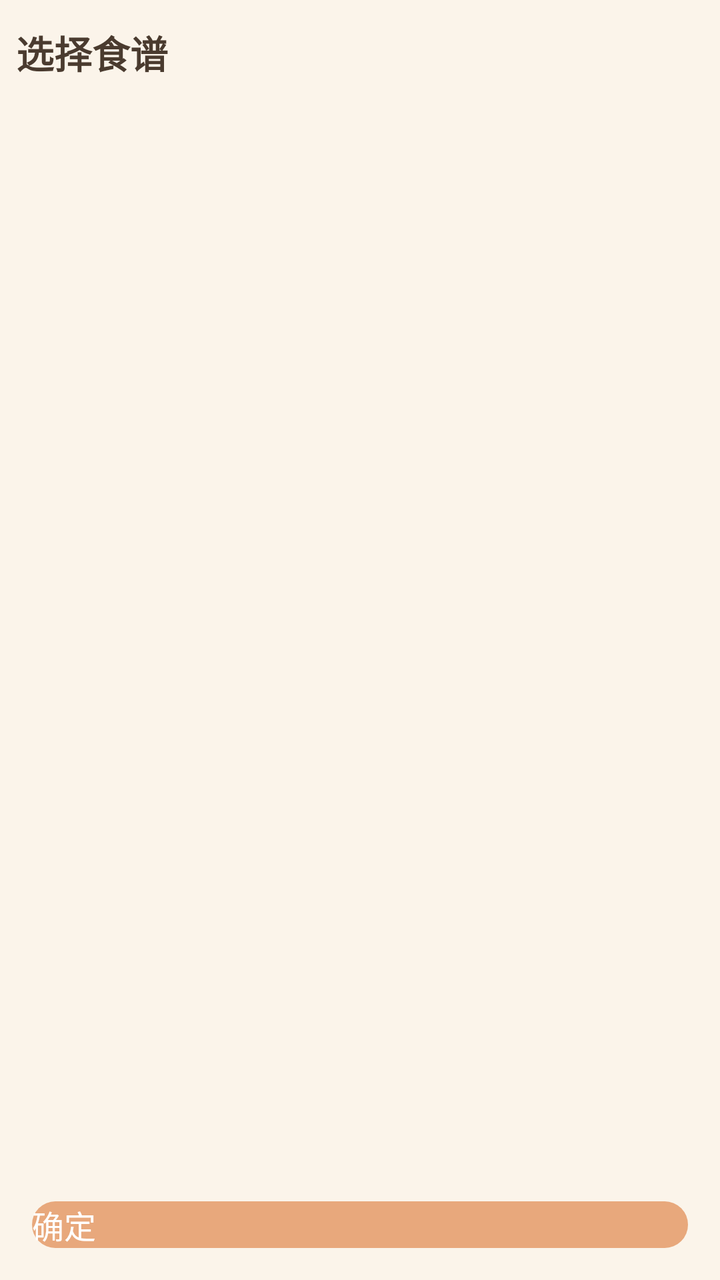
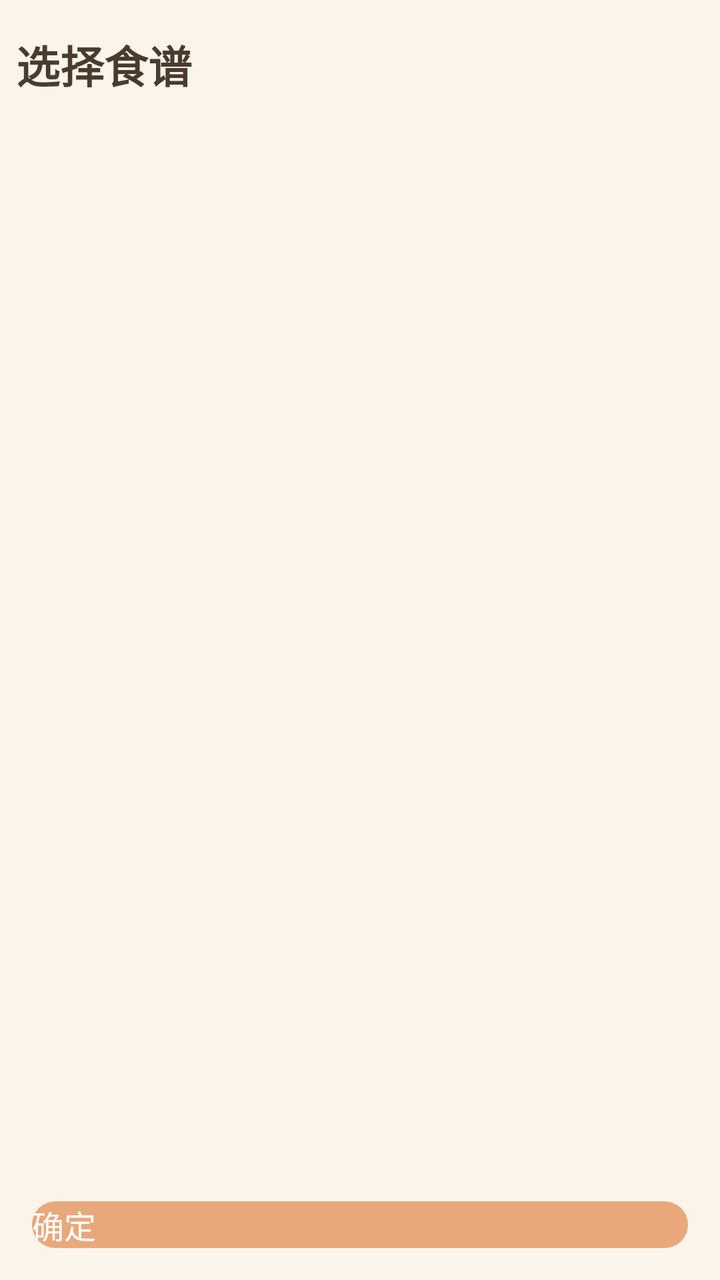

Before-and-after screenshots of an Android layout around one commit, followed by the original layout XML and the change that was made.
<!-- AndroidManifest.xml: application theme Theme.WarmRecipes -->
<!-- res/layout/fragment_plan.xml -->
<?xml version="1.0" encoding="utf-8"?>
<LinearLayout xmlns:android="http://schemas.android.com/apk/res/android"
    android:layout_width="match_parent"
    android:layout_height="match_parent"
    android:orientation="vertical">

    <LinearLayout
        android:layout_width="match_parent"
        android:layout_height="wrap_content"
        android:orientation="horizontal"
        android:gravity="center_vertical"
        android:paddingLeft="8dp"
        android:paddingRight="8dp"
        android:paddingTop="12dp"
        android:paddingBottom="8dp">

        <Button
            android:id="@+id/plan_back"
            android:layout_width="wrap_content"
            android:layout_height="wrap_content"
            android:minHeight="0dp"
            android:minWidth="0dp"
            android:paddingLeft="12dp"
            android:paddingRight="12dp"
            android:paddingTop="8dp"
            android:paddingBottom="8dp"
            android:background="?android:attr/selectableItemBackgroundBorderless"
            android:text="←"
            android:textSize="22sp"
            android:textColor="?android:attr/colorAccent"
            android:stateListAnimator="@null"
            android:visibility="gone" />

        <TextView
            android:id="@+id/plan_title"
            android:layout_width="0dp"
            android:layout_height="wrap_content"
            android:layout_weight="1"
            android:text="选择食谱"
            android:textSize="19sp"
            android:textStyle="bold"
            android:textColor="?android:attr/textColorPrimary" />

        <Button
            android:id="@+id/plan_modify"
            android:layout_width="wrap_content"
            android:layout_height="wrap_content"
            android:minHeight="0dp"
            android:minWidth="0dp"
            android:paddingLeft="14dp"
            android:paddingRight="14dp"
            android:paddingTop="8dp"
            android:paddingBottom="8dp"
            android:background="?android:attr/selectableItemBackgroundBorderless"
            android:text="修改"
            android:textAllCaps="false"
            android:textSize="14sp"
            android:textColor="?android:attr/colorAccent"
            android:stateListAnimator="@null"
            android:visibility="gone" />
    </LinearLayout>

    <FrameLayout
        android:id="@+id/plan_content"
        android:layout_width="match_parent"
        android:layout_height="0dp"
        android:layout_weight="1" />

    <Button
        android:id="@+id/plan_action"
        android:layout_width="match_parent"
        android:layout_height="wrap_content"
        android:layout_margin="16dp"
        android:background="@drawable/bg_button_primary"
        android:text="确定"
        android:textAllCaps="false"
        android:textSize="16sp"
        android:textColor="?attr/colorOnAccent"
        android:stateListAnimator="@null" />
</LinearLayout>
<!-- resources referenced by this layout -->
<resources>
  <!-- drawable bg_button_primary (drawable) -->
  <?xml version="1.0" encoding="utf-8"?>
  <shape xmlns:android="http://schemas.android.com/apk/res/android"
      android:shape="rectangle">
      <solid android:color="?android:attr/colorPrimary" />
      <corners android:radius="24dp" />
  </shape>
  <style name="Theme.WarmRecipes" parent="android:Theme.Material.Light.NoActionBar">
          <item name="android:windowBackground">#FBF4EA</item>
          <item name="android:colorPrimary">#E8A87C</item>
          <item name="android:colorPrimaryDark">#D28A5E</item>
          <item name="android:colorAccent">#E8A87C</item>
          <item name="android:statusBarColor">#FBF4EA</item>
          <item name="android:navigationBarColor">#FBF4EA</item>
          <item name="android:windowLightStatusBar">true</item>
          <item name="android:windowLightNavigationBar">true</item>
          <item name="android:textColorPrimary">#4A3B2F</item>
          <item name="android:textColorSecondary">#9C8B7C</item>
          <item name="android:colorBackground">#FBF4EA</item>
          <item name="colorSurface">#FFFFFF</item>
          <item name="colorSurfaceAlt">#F3E7D6</item>
          <item name="colorDivider">#EFE3D4</item>
          <item name="colorOnAccent">#FFFFFF</item>
      </style>
</resources>

<!-- the commit's change to res/layout/fragment_plan.xml (unified diff, before → after) -->
@@ -11,7 +11,7 @@
         android:gravity="center_vertical"
         android:paddingLeft="8dp"
         android:paddingRight="8dp"
-        android:paddingTop="12dp"
+        android:paddingTop="16dp"
         android:paddingBottom="8dp">
 
         <Button
@@ -37,7 +37,7 @@
             android:layout_height="wrap_content"
             android:layout_weight="1"
             android:text="选择食谱"
-            android:textSize="19sp"
+            android:textSize="22sp"
             android:textStyle="bold"
             android:textColor="?android:attr/textColorPrimary" />
 
<!-- resource entries referenced after the edit -->
@@ -14,6 +14,7 @@
           <item name="android:colorAccent">#E8A87C</item>
           <item name="android:statusBarColor">#FBF4EA</item>
           <item name="android:navigationBarColor">#FBF4EA</item>
+          <item name="android:windowOptOutEdgeToEdgeEnforcement">true</item>
           <item name="android:windowLightStatusBar">true</item>
           <item name="android:windowLightNavigationBar">true</item>
           <item name="android:textColorPrimary">#4A3B2F</item>
